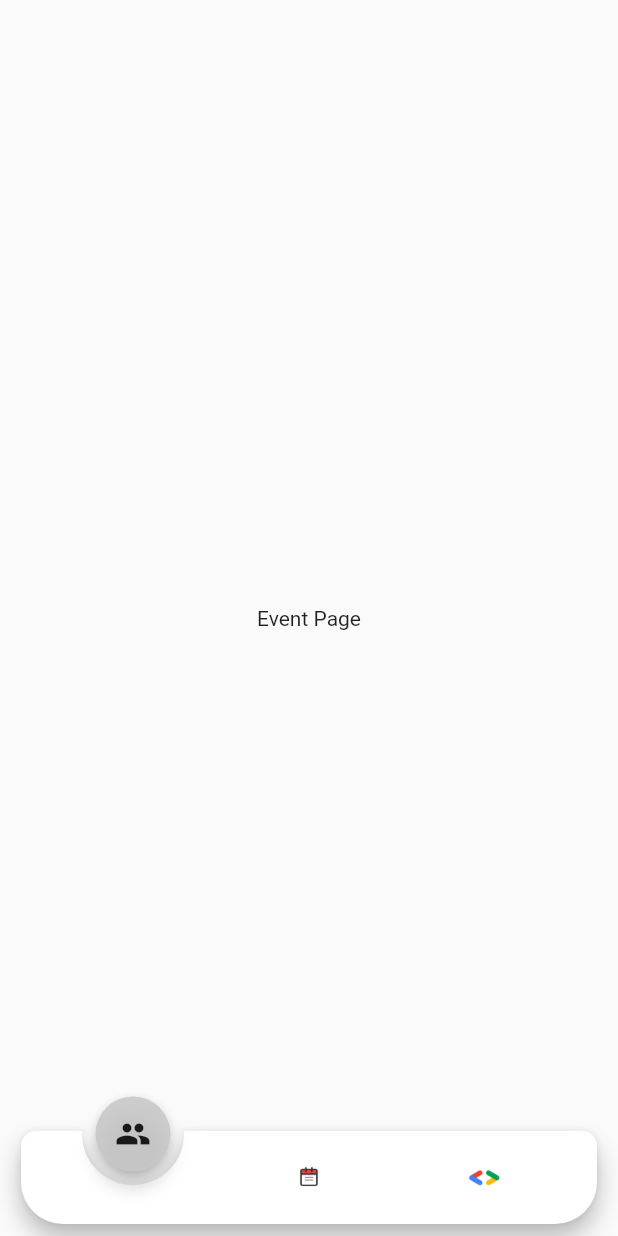
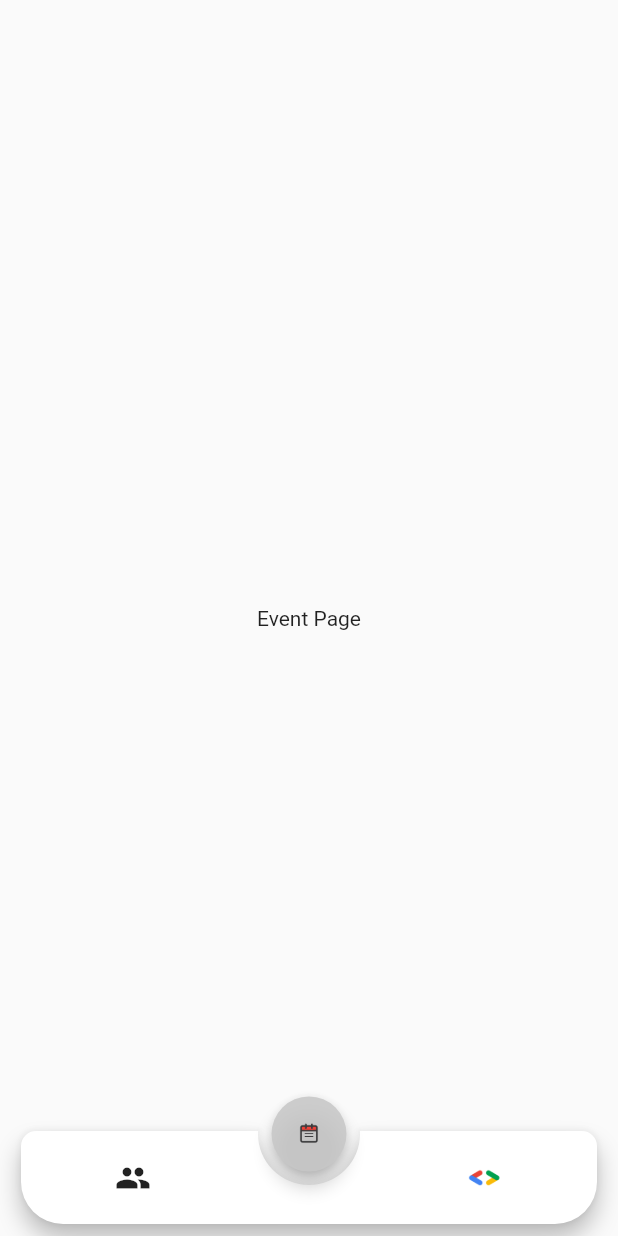
Before and after one commit to tanmaybhole18/GDSCMGMCETAPP, a Flutter app: the screen it shows after launch, swiped to page 2, on a phone screen of 412 x 824 dp. Run offline on Flutter 3.47's test engine with Material 2 defaults, Android fonts, the phone set to English and light mode, and no system bars; drawn by our look-alikes of animated_notch_bottom_bar.

Commit message:
fivth commit

```diff
--- a/lib/main.dart
+++ b/lib/main.dart
@@ -1,6 +1,5 @@
 import 'package:flutter/material.dart';
 import 'package:gdsc/pages/home.dart';
-import 'package:gdsc/pages/home_page.dart';
 import 'package:gdsc/routes/route.dart';
 
 void main() {
--- a/lib/pages/home.dart
+++ b/lib/pages/home.dart
@@ -16,10 +16,10 @@ class MyHomePage extends StatefulWidget {
 
 class _MyHomePageState extends State<MyHomePage> {
   /// Controller to handle PageView and also handles initial page
-  final _pageController = PageController(initialPage: 0);
+  final _pageController = PageController(initialPage: 1);
 
   /// Controller to handle bottom nav bar and also handles initial page
-  final _controller = NotchBottomBarController(index: 0);
+  final _controller = NotchBottomBarController(index: 1);
 
   int maxCount = 3;
 
```
